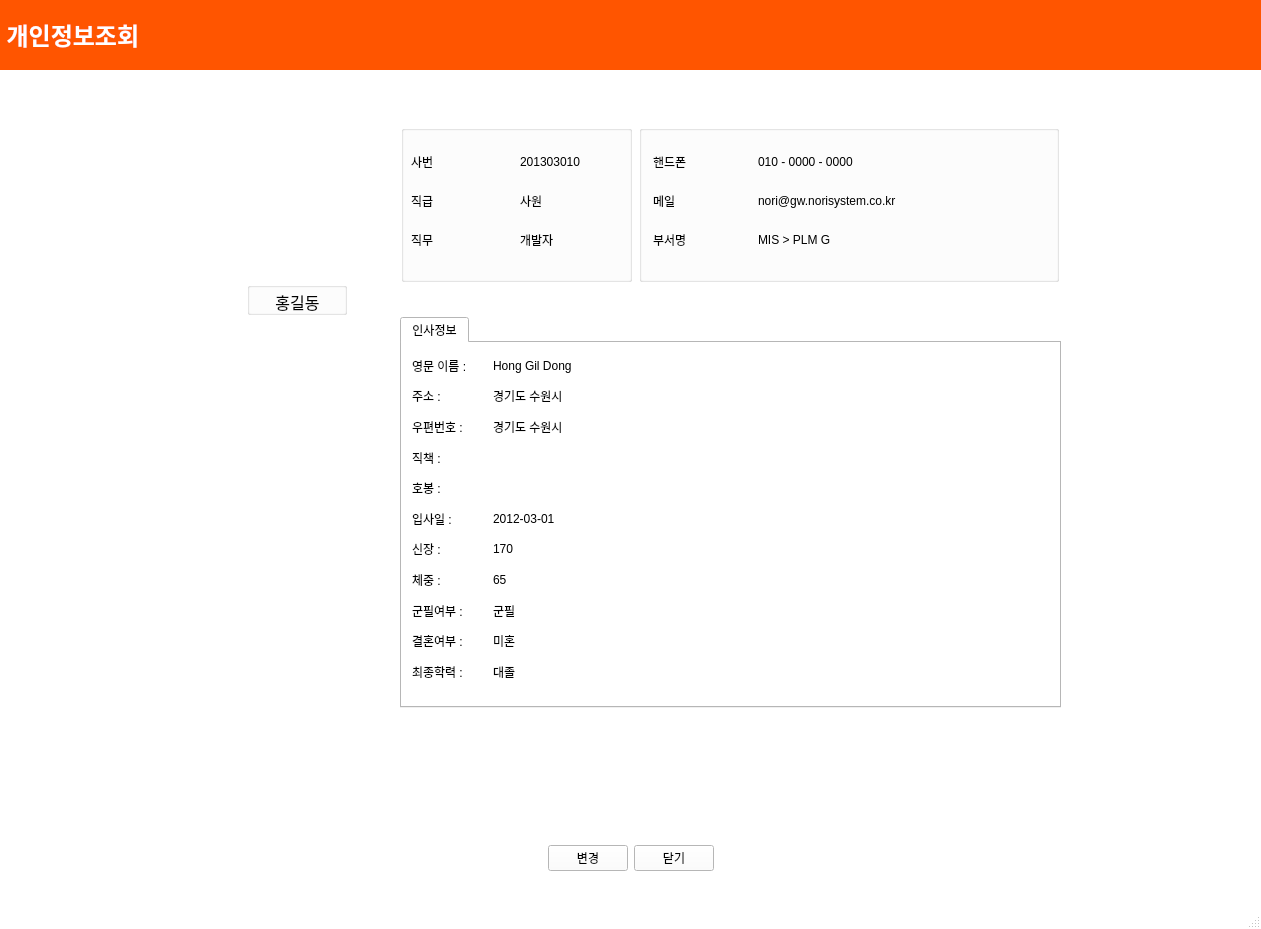
This is emp_info.ui in hyeona-jeong/HRIS as Qt 5 draws it before an edit. The edited form follows.
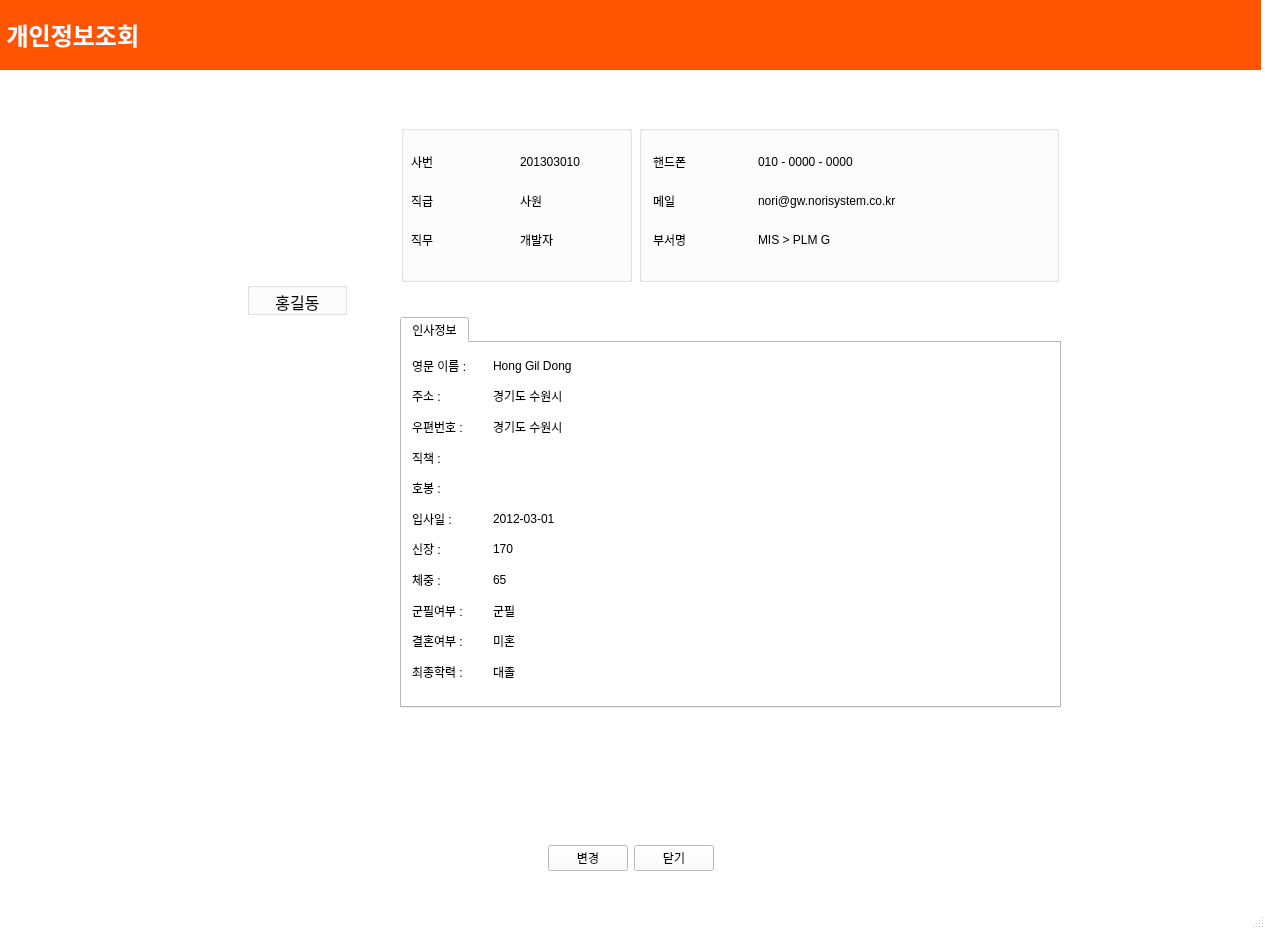
This is the edited form. Icons and pictures are not drawn.

```diff
--- a/emp_info.ui
+++ b/emp_info.ui
@@ -6,7 +6,7 @@
    <rect>
     <x>0</x>
     <y>0</y>
-    <width>1261</width>
+    <width>1265</width>
     <height>929</height>
    </rect>
   </property>
```
Left out of the diff: 4 changed lines with no effect on the pictures.
